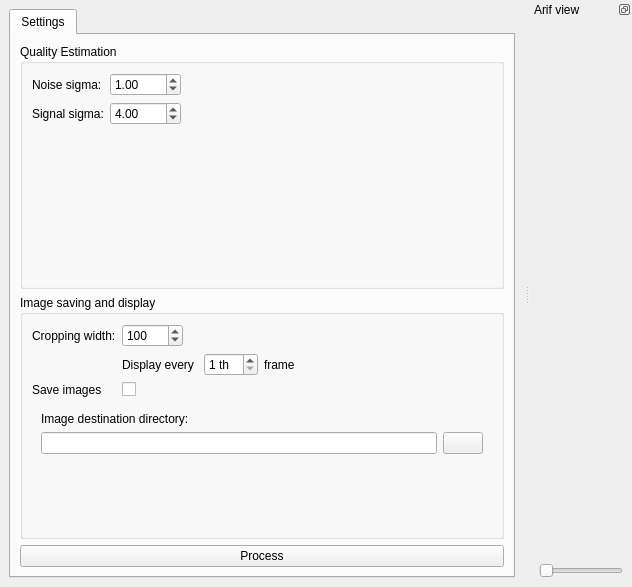
Qt form src/arifmainwindow.ui (AD-Vega/arif) before a commit.
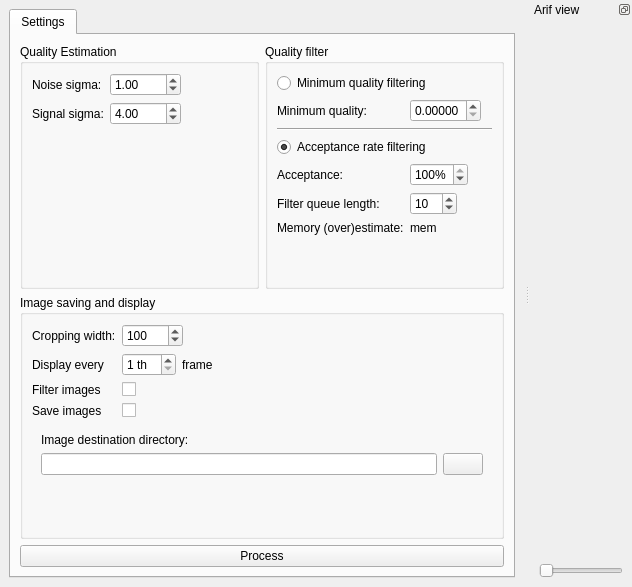
The same form after that commit. Icons and pictures are not drawn. Custom widgets are drawn as their Qt base class.

```diff
--- a/src/arifmainwindow.ui
+++ b/src/arifmainwindow.ui
@@ -26,16 +26,18 @@
        </attribute>
        <layout class="QVBoxLayout" name="verticalLayout_5">
         <item>
+         <layout class="QHBoxLayout" name="horizontalLayout_4">
+          <item>
          <widget class="QGroupBox" name="estimatorBox">
           <property name="title">
            <string>Quality Estimation</string>
           </property>
-          <layout class="QFormLayout" name="formLayout">
+            <layout class="QFormLayout" name="formLayout_2">
            <property name="fieldGrowthPolicy">
             <enum>QFormLayout::ExpandingFieldsGrow</enum>
            </property>
            <item row="0" column="0">
-            <widget class="QLabel" name="label_3">
+              <widget class="QLabel" name="label_6">
              <property name="text">
               <string>Noise sigma:</string>
              </property>
@@ -58,7 +60,7 @@
             </widget>
            </item>
            <item row="1" column="0">
-            <widget class="QLabel" name="label_4">
+              <widget class="QLabel" name="label_7">
              <property name="text">
               <string>Signal sigma:</string>
              </property>
@@ -84,6 +86,115 @@
          </widget>
         </item>
         <item>
+           <widget class="QGroupBox" name="filteringBox">
+            <property name="title">
+             <string>Quality filter</string>
+            </property>
+            <layout class="QFormLayout" name="formLayout">
+             <property name="fieldGrowthPolicy">
+              <enum>QFormLayout::ExpandingFieldsGrow</enum>
+             </property>
+             <item row="0" column="0" colspan="2">
+              <widget class="QRadioButton" name="filterMinimumQuality">
+               <property name="text">
+                <string>Minimum quality filtering</string>
+               </property>
+              </widget>
+             </item>
+             <item row="1" column="0">
+              <widget class="QLabel" name="label_3">
+               <property name="text">
+                <string>Minimum quality:</string>
+               </property>
+              </widget>
+             </item>
+             <item row="1" column="1">
+              <widget class="QDoubleSpinBox" name="minimumQualitySpinbox">
+               <property name="decimals">
+                <number>5</number>
+               </property>
+               <property name="maximum">
+                <double>1.000000000000000</double>
+               </property>
+               <property name="singleStep">
+                <double>0.001000000000000</double>
+               </property>
+              </widget>
+             </item>
+             <item row="2" column="0" colspan="2">
+              <widget class="Line" name="line">
+               <property name="orientation">
+                <enum>Qt::Horizontal</enum>
+               </property>
+              </widget>
+             </item>
+             <item row="3" column="0" colspan="2">
+              <widget class="QRadioButton" name="filterAcceptanceRate">
+               <property name="text">
+                <string>Acceptance rate filtering</string>
+               </property>
+               <property name="checked">
+                <bool>true</bool>
+               </property>
+              </widget>
+             </item>
+             <item row="4" column="0">
+              <widget class="QLabel" name="label_4">
+               <property name="text">
+                <string>Acceptance:</string>
+               </property>
+              </widget>
+             </item>
+             <item row="4" column="1">
+              <widget class="QSpinBox" name="acceptanceSpinbox">
+               <property name="suffix">
+                <string>%</string>
+               </property>
+               <property name="maximum">
+                <number>100</number>
+               </property>
+               <property name="value">
+                <number>100</number>
+               </property>
+              </widget>
+             </item>
+             <item row="5" column="0">
+              <widget class="QLabel" name="label_8">
+               <property name="text">
+                <string>Filter queue length:</string>
+               </property>
+              </widget>
+             </item>
+             <item row="5" column="1">
+              <widget class="QSpinBox" name="filterQueueSpinbox">
+               <property name="maximum">
+                <number>100</number>
+               </property>
+               <property name="value">
+                <number>10</number>
+               </property>
+              </widget>
+             </item>
+             <item row="6" column="0">
+              <widget class="QLabel" name="label_9">
+               <property name="text">
+                <string>Memory (over)estimate:</string>
+               </property>
+              </widget>
+             </item>
+             <item row="6" column="1">
+              <widget class="QLabel" name="memoryLabel">
+               <property name="text">
+                <string notr="true">mem</string>
+               </property>
+              </widget>
+             </item>
+            </layout>
+           </widget>
+          </item>
+         </layout>
+        </item>
+        <item>
          <widget class="QGroupBox" name="imageSettingsGroup">
           <property name="title">
            <string>Image saving and display</string>
@@ -164,13 +275,6 @@
            </item>
            <item row="1" column="1">
             <layout class="QHBoxLayout" name="horizontalLayout_3">
-             <item>
-              <widget class="QLabel" name="label">
-               <property name="text">
-                <string>Display every </string>
-               </property>
-              </widget>
-             </item>
              <item>
               <widget class="QSpinBox" name="displayInterval">
                <property name="suffix">
@@ -190,6 +294,23 @@
              </item>
             </layout>
            </item>
+           <item row="2" column="0">
+            <widget class="QLabel" name="label_10">
+             <property name="text">
+              <string>Filter images</string>
+             </property>
+            </widget>
+           </item>
+           <item row="2" column="1">
+            <widget class="QCheckBox" name="filterCheck"/>
+           </item>
+           <item row="1" column="0">
+            <widget class="QLabel" name="label">
+             <property name="text">
+              <string>Display every</string>
+             </property>
+            </widget>
+           </item>
           </layout>
          </widget>
         </item>
```
Left out of the diff: 3 changed lines with no effect on the pictures. Lines whose indentation alone changed are shown as unchanged.
